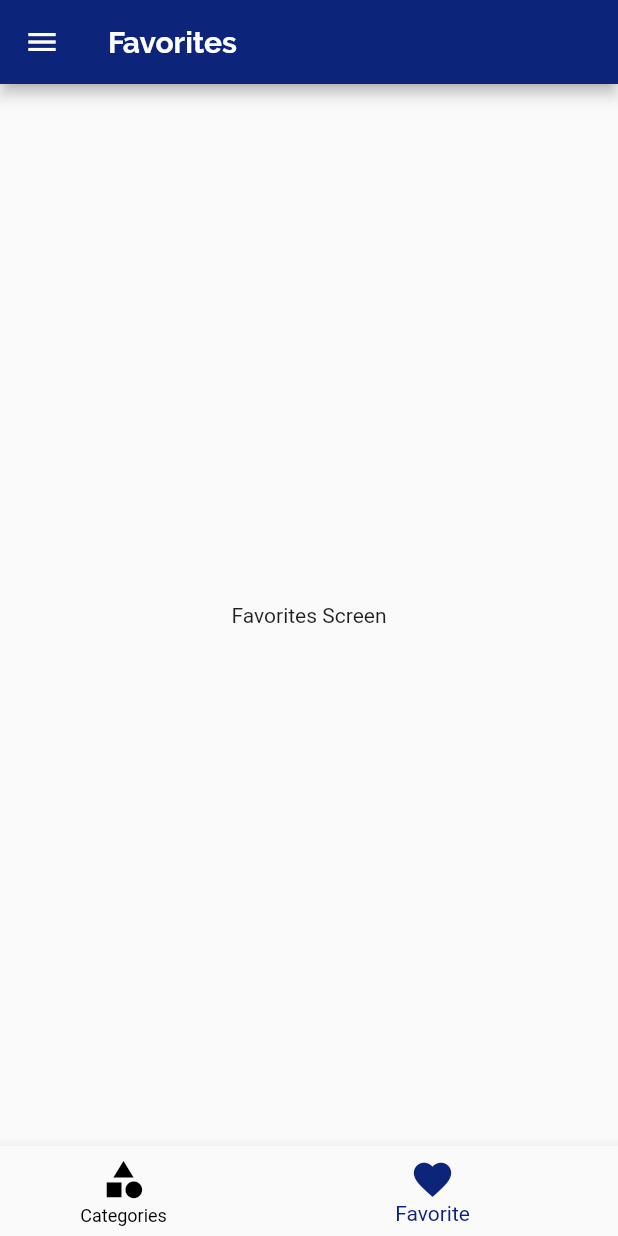
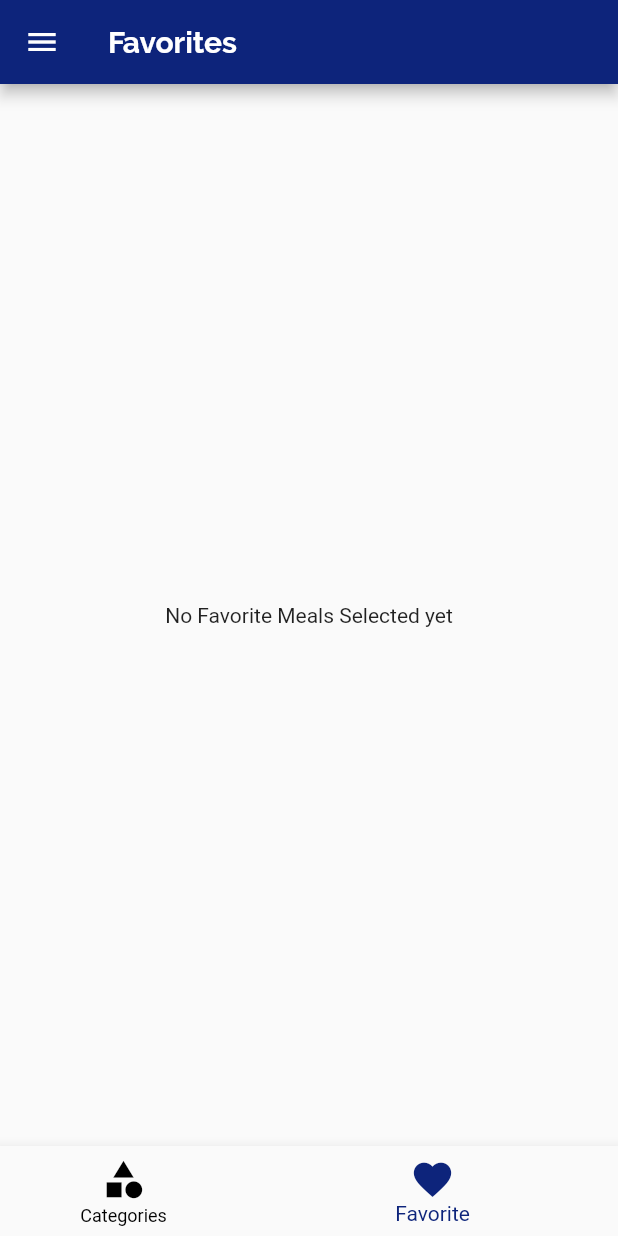
Before and after one commit to Wasim-Zaman/meal_application_using_flutter, a Flutter app: the screen it shows after launch, item 2 of the bottom bar chosen, on a phone screen of 412 x 824 dp. Run offline on Flutter 3.47's test engine with Material 2 defaults, Android fonts, the phone set to English and light mode, and no system bars.

Commit message:
favorite meal toggle feature added

```diff
--- a/lib/other/main.dart
+++ b/lib/other/main.dart
@@ -30,6 +30,7 @@ class _MyAppState extends State<MyApp> {
   };
 
   List<Meal> _availableMeal = DUMMY_MEALS;
+  List<Meal> _favoriteMeal = [];
 
   void _updateFilters(Map<String, bool> filteredMeal) {
     setState(() {
@@ -54,6 +55,35 @@ class _MyAppState extends State<MyApp> {
     }).toList();
   }
 
+  // create a logic for making meal favorite
+  void _toggleFavoriteMeal(String mealId) {
+    // we want an index of the meal if it is already favorite
+    // so that we can delete it from the favortie list
+
+    // otherwise if meal is not favorite already, we can add
+    // into the favorite list
+
+    final mealIndex =
+        _favoriteMeal.indexWhere((element) => element.id == mealId);
+
+    if (mealIndex >= 0) {
+      // if the meal is already favorite
+      setState(() {
+        _favoriteMeal.removeAt(mealIndex);
+      });
+    } else {
+      // if meal is not favorite, then add it into the favorite list
+      setState(() {
+        _favoriteMeal
+            .add(DUMMY_MEALS.firstWhere((element) => element.id == mealId));
+      });
+    }
+  }
+
+  bool _isFavorite(String mealId) {
+    return _favoriteMeal.any((element) => element.id == mealId);
+  }
+
   @override
   Widget build(BuildContext context) {
     return MaterialApp(
@@ -63,9 +93,10 @@ class _MyAppState extends State<MyApp> {
       // home: const MealCategory(),
       initialRoute: "/",
       routes: {
-        '/': (context) => const TabsScreenBottom(),
+        '/': (context) => TabsScreenBottom(_favoriteMeal),
         CategoryRecipe.screenName: (context) => CategoryRecipe(_availableMeal),
-        MealDetail.screenName: (context) => const MealDetail(),
+        MealDetail.screenName: (context) =>
+            MealDetail(_toggleFavoriteMeal, _isFavorite),
         FiltersScreen.pageName: (context) =>
             FiltersScreen(_filter, _updateFilters),
       },
--- a/lib/screens/favorites_screen.dart
+++ b/lib/screens/favorites_screen.dart
@@ -1,12 +1,33 @@
 import 'package:flutter/material.dart';
 
+import '../models/meal.dart';
+import '../widgets/meal_item.dart';
+
 class FavoritesScreen extends StatelessWidget {
-  const FavoritesScreen({super.key});
+  final List<Meal> favoriteMeal;
+  FavoritesScreen(this.favoriteMeal, {super.key});
 
   @override
   Widget build(BuildContext context) {
-    return const Center(
-      child: Text("Favorites Screen"),
-    );
+    if (favoriteMeal.isEmpty) {
+      return const Center(
+        child: Text("No Favorite Meals Selected yet"),
+      );
+    } else {
+      return ListView.builder(
+        itemBuilder: (context, index) {
+          // Creating a meal item
+          return MealItem(
+            id: favoriteMeal[index].id,
+            imageUrl: favoriteMeal[index].imageUrl,
+            affordability: favoriteMeal[index].affordability,
+            complexity: favoriteMeal[index].complexity,
+            duration: favoriteMeal[index].duration,
+            title: favoriteMeal[index].title,
+          );
+        },
+        itemCount: favoriteMeal.length,
+      );
+    }
   }
 }
--- a/lib/screens/tabs_screen_bottom.dart
+++ b/lib/screens/tabs_screen_bottom.dart
@@ -3,9 +3,11 @@ import 'package:flutter/material.dart';
 import './favorites_screen.dart';
 import './meal_categories_screen.dart';
 import '../other/my_drawer.dart';
+import '../models/meal.dart';
 
 class TabsScreenBottom extends StatefulWidget {
-  const TabsScreenBottom({super.key});
+  final List<Meal> favoriteMeal;
+  const TabsScreenBottom(this.favoriteMeal, {super.key});
 
   @override
   State<TabsScreenBottom> createState() => _TabsScreenBottomState();
@@ -17,29 +19,35 @@ class _TabsScreenBottomState extends State<TabsScreenBottom> {
   int _selectedIndex = 0;
 
   // Instead of that we also need the list of the pages.
-  final List<Map<String, dynamic>> _pages = const [
+  List<Map<String, dynamic>>? _pages;
+
+  @override
+  void initState() {
+    _pages = [
       // As we will be having two tabs,
       // thats is why we need two widgets here
 
       {
-      "page": MealCategory(),
+        "page": const MealCategory(),
         "title": "Categories",
       },
       {
-      "page": FavoritesScreen(),
+        "page": FavoritesScreen(widget.favoriteMeal),
         "title": "Favorites",
       },
     ];
+    super.initState();
+  }
 
   @override
   Widget build(BuildContext context) {
     return Scaffold(
       appBar: AppBar(
-        title: Text(_pages[_selectedIndex]['title']),
+        title: Text(_pages![_selectedIndex]['title']),
         backgroundColor: Theme.of(context).primaryColor,
       ),
       drawer: const MyDrawer(),
-      body: _pages[_selectedIndex]['page'],
+      body: _pages![_selectedIndex]['page'],
 
       // For showing tabs at the bottom of the screen,
       // Scaffold has built-in property called bottomNavigationBar
--- a/lib/widgets/meal_item.dart
+++ b/lib/widgets/meal_item.dart
@@ -11,7 +11,7 @@ class MealItem extends StatelessWidget {
   final Complexity complexity;
   final Affordability affordability;
   final int duration;
-  final Function removeItem;
+  // final Function removeItem;
   const MealItem({
     super.key,
     required this.id,
@@ -20,7 +20,7 @@ class MealItem extends StatelessWidget {
     required this.affordability,
     required this.complexity,
     required this.duration,
-    required this.removeItem,
+    // required this.removeItem,
   });
 
   String get affordabilityText {
@@ -65,7 +65,7 @@ class MealItem extends StatelessWidget {
     )
         .then((value) {
       if (value != null) {
-        removeItem(value);
+        // removeItem(value);
       }
     });
   }
```
Also changed, not shown: lib/screens/category_recipe_screen.dart (+8 -8 lines), lib/screens/meal_detail_screen.dart (+10 -5 lines), lib/screens/tabs_screen.dart (+8 -5 lines). Lines whose indentation alone changed are shown as unchanged.
